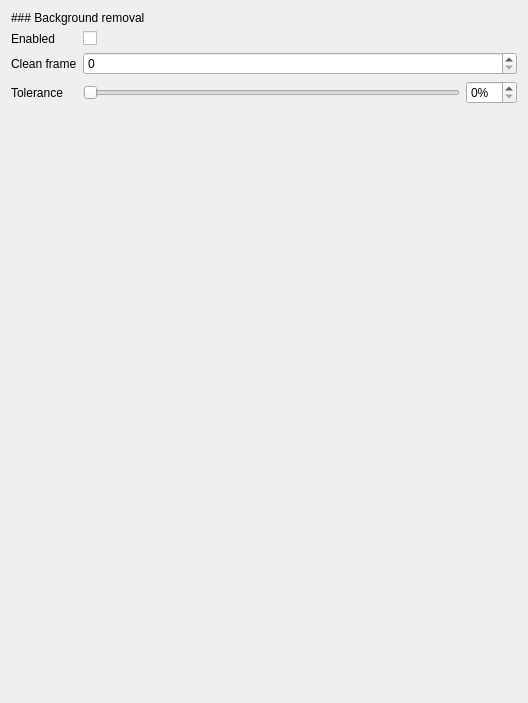
Qt form src/tacty/ui/forms/preprocessing.ui (TactileLibrary/tacty) before a commit.
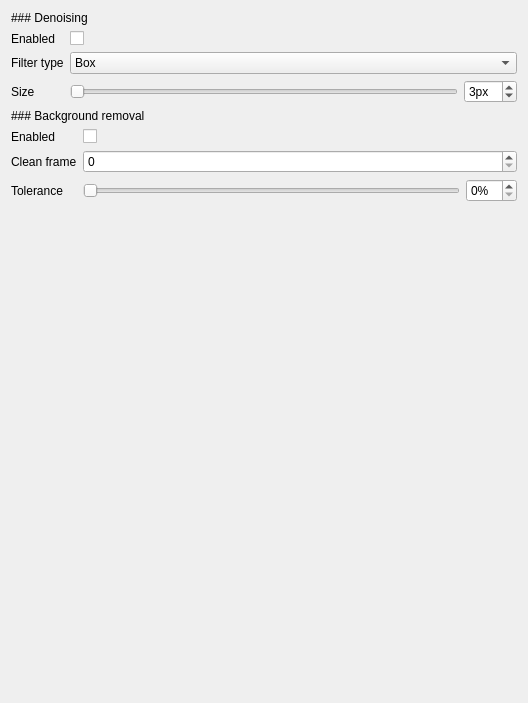
The same form after that commit.

What changed in the file:
```diff
--- a/src/tacty/ui/forms/preprocessing.ui
+++ b/src/tacty/ui/forms/preprocessing.ui
@@ -20,6 +20,138 @@
    <string>Form</string>
   </property>
   <layout class="QVBoxLayout" name="verticalLayout">
+   <item>
+    <widget class="QLabel" name="denoisingLabel">
+     <property name="text">
+      <string>### Denoising</string>
+     </property>
+     <property name="textFormat">
+      <enum>Qt::TextFormat::MarkdownText</enum>
+     </property>
+    </widget>
+   </item>
+   <item>
+    <layout class="QFormLayout" name="formLayout_2">
+     <item row="0" column="0">
+      <widget class="QLabel" name="denoisingEnabledLabel">
+       <property name="sizePolicy">
+        <sizepolicy hsizetype="Expanding" vsizetype="Preferred">
+         <horstretch>0</horstretch>
+         <verstretch>0</verstretch>
+        </sizepolicy>
+       </property>
+       <property name="text">
+        <string>Enabled</string>
+       </property>
+      </widget>
+     </item>
+     <item row="0" column="1">
+      <widget class="QCheckBox" name="denoisingEnabled">
+       <property name="text">
+        <string/>
+       </property>
+      </widget>
+     </item>
+     <item row="1" column="0">
+      <widget class="QLabel" name="denoisingFilterLabel">
+       <property name="sizePolicy">
+        <sizepolicy hsizetype="Expanding" vsizetype="Preferred">
+         <horstretch>0</horstretch>
+         <verstretch>0</verstretch>
+        </sizepolicy>
+       </property>
+       <property name="toolTip">
+        <string>A frame with no hands or shadows</string>
+       </property>
+       <property name="text">
+        <string>Filter type</string>
+       </property>
+      </widget>
+     </item>
+     <item row="1" column="1">
+      <widget class="QComboBox" name="denoisingFilter">
+       <item>
+        <property name="text">
+         <string>Box</string>
+        </property>
+       </item>
+       <item>
+        <property name="text">
+         <string>Gaussian</string>
+        </property>
+       </item>
+       <item>
+        <property name="text">
+         <string>Median</string>
+        </property>
+       </item>
+       <item>
+        <property name="text">
+         <string>Bilateral</string>
+        </property>
+       </item>
+      </widget>
+     </item>
+     <item row="2" column="0">
+      <widget class="QLabel" name="denoisingSizeLabel">
+       <property name="sizePolicy">
+        <sizepolicy hsizetype="Expanding" vsizetype="Preferred">
+         <horstretch>0</horstretch>
+         <verstretch>0</verstretch>
+        </sizepolicy>
+       </property>
+       <property name="toolTip">
+        <string>A frame with no hands or shadows</string>
+       </property>
+       <property name="text">
+        <string>Size</string>
+       </property>
+      </widget>
+     </item>
+     <item row="2" column="1">
+      <layout class="QHBoxLayout" name="horizontalLayout_2">
+       <item>
+        <widget class="QSlider" name="denoisingSizeSlider">
+         <property name="minimum">
+          <number>3</number>
+         </property>
+         <property name="maximum">
+          <number>15</number>
+         </property>
+         <property name="singleStep">
+          <number>2</number>
+         </property>
+         <property name="pageStep">
+          <number>4</number>
+         </property>
+         <property name="orientation">
+          <enum>Qt::Orientation::Horizontal</enum>
+         </property>
+        </widget>
+       </item>
+       <item>
+        <widget class="QSpinBox" name="denoisingSize">
+         <property name="suffix">
+          <string>px</string>
+         </property>
+         <property name="minimum">
+          <number>1</number>
+         </property>
+         <property name="maximum">
+          <number>15</number>
+         </property>
+         <property name="singleStep">
+          <number>2</number>
+         </property>
+         <property name="value">
+          <number>3</number>
+         </property>
+        </widget>
+       </item>
+      </layout>
+     </item>
+    </layout>
+   </item>
    <item>
     <widget class="QLabel" name="backgroundLabel">
      <property name="text">
```
